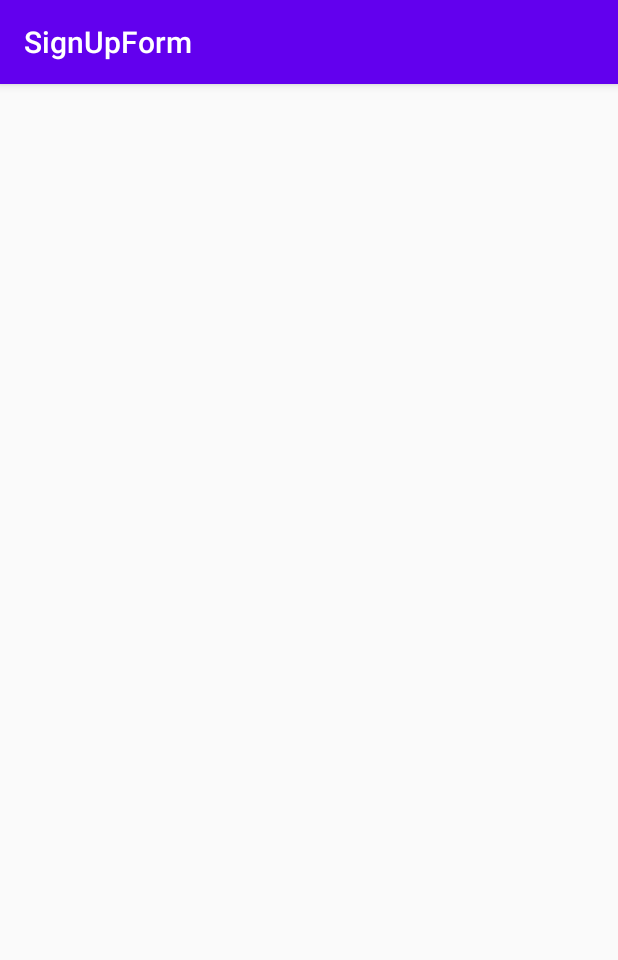
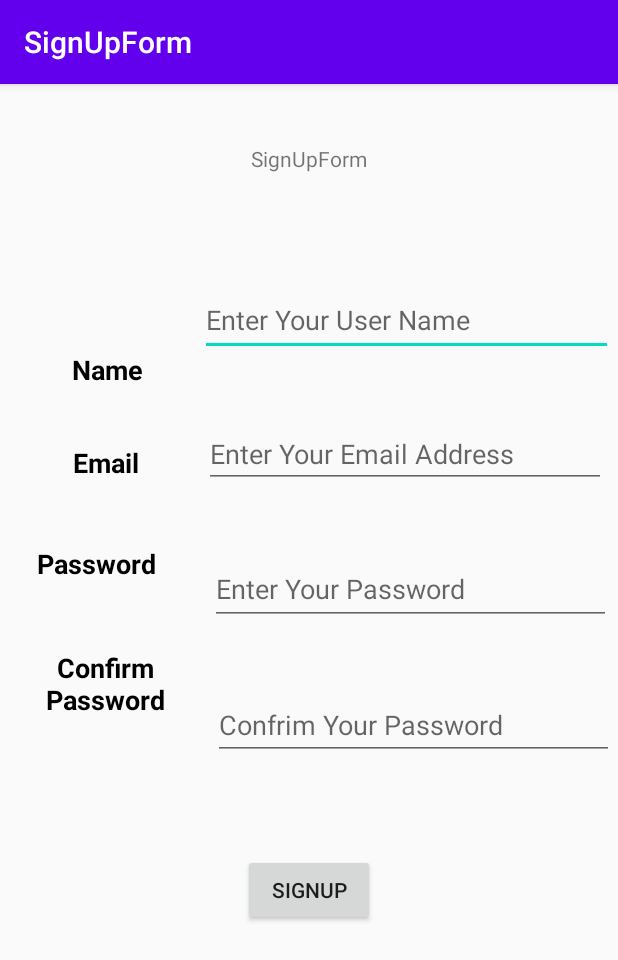
Before and after one commit to Minyi1113/SignUpForm, an Android app: the screen it shows after launch (MainActivity before the commit, FormActivity after it), on a phone screen of 412 x 824 dp. Shown: the top 960 px of the screen. Run offline under Robolectric (Android 15) with nearby library versions, the phone set to English and light mode, and no system bars.

Commit message:
complete display Toast

```diff
--- a/app/src/main/AndroidManifest.xml
+++ b/app/src/main/AndroidManifest.xml
@@ -9,7 +9,7 @@
         android:roundIcon="@mipmap/ic_launcher_round"
         android:supportsRtl="true"
         android:theme="@style/AppTheme">
-        <activity android:name=".MainActivity">
+        <activity android:name=".FormActivity">
             <intent-filter>
                 <action android:name="android.intent.action.MAIN" />
 
--- /dev/null
+++ b/app/src/main/java/edu/temple/signupform/FormActivity.java
@@ -0,0 +1,64 @@
+package edu.temple.signupform;
+
+import androidx.appcompat.app.AlertDialog;
+import androidx.appcompat.app.AppCompatActivity;
+
+import android.content.DialogInterface;
+import android.os.Bundle;
+import android.view.View;
+import android.widget.Button;
+import android.widget.EditText;
+import android.widget.TextView;
+import android.widget.Toast;
+
+public class FormActivity extends AppCompatActivity {
+
+    AlertDialog.Builder alertDialog;
+    Button SignUp;
+    EditText name,email,password, passwordConfirm;
+    TextView result;
+
+    @Override
+    protected void onCreate(Bundle savedInstanceState) {
+        super.onCreate(savedInstanceState);
+        setContentView(R.layout.formactivity);
+
+       // get all  fields using id
+        SignUp = (Button)findViewById(R.id.Button);
+        name = (EditText)findViewById(R.id.name);
+        email = (EditText)findViewById(R.id.email);
+        password = (EditText)findViewById(R.id.password);
+        passwordConfirm = (EditText) findViewById(R.id.passwordConfirm);
+
+        //creating alertbox for showing the username after successfull signup
+        alertDialog=new AlertDialog.Builder(FormActivity.this);
+
+        //checking the empty edittext
+        SignUp.setOnClickListener(new View.OnClickListener() {
+
+            @Override
+            public void onClick(View v) {
+
+                //check whether the fields are empty of not
+                if(name.getText().toString().isEmpty() || email.getText().toString().isEmpty() || password.getText().toString().isEmpty() || passwordConfirm.getText().toString().isEmpty()  )
+                {
+                    //if yes then toast will apear to show the fields are mandatory
+                    Toast.makeText(getApplicationContext(), "All Fields Are Mandatory !", Toast.LENGTH_SHORT).show();
+
+                }
+                else if(!password.getText().toString().equals(passwordConfirm.getText().toString()))
+                {
+                    //if password mismatch then this toast will apear
+                    Toast.makeText(getApplicationContext(), "Password Do not Match !", Toast.LENGTH_SHORT).show();
+
+                }
+                else
+                {
+                    //successfully showing the message in the form of alert
+                    Toast.makeText(getApplicationContext(), "Welcome, " + name.getText().toString() + ", to the SignUpForm App.", Toast.LENGTH_SHORT).show();
+                }
+            }
+        });
+
+    }
+}
--- a/app/src/main/java/edu/temple/signupform/MainActivity.java
+++ /dev/null
@@ -1,23 +0,0 @@
-package edu.temple.signupform;
-
-import androidx.appcompat.app.AlertDialog;
-import androidx.appcompat.app.AppCompatActivity;
-
-import android.os.Bundle;
-import android.widget.Button;
-import android.widget.EditText;
-
-public class MainActivity extends AppCompatActivity {
-
-    AlertDialog.Builder alertDialog;
-    Button signup;
-    EditText name,email,password, passwordConfirm;
-
-    @Override
-    protected void onCreate(Bundle savedInstanceState) {
-        super.onCreate(savedInstanceState);
-        setContentView(R.layout.formactivity);
-    }
-
-
-}
--- a/app/src/main/res/layout/formActivity.xml
+++ b/app/src/main/res/layout/formactivity.xml
@@ -4,7 +4,7 @@
     xmlns:tools="http://schemas.android.com/tools"
     android:layout_width="match_parent"
     android:layout_height="match_parent"
-    tools:context=".MainActivity">
+    tools:context=".FormActivity">
 
     <TextView
         android:id="@+id/FormActivity"
@@ -17,66 +17,74 @@
         app:layout_constraintTop_toTopOf="parent" />
 
     <EditText
-        android:id="@+id/editTextTextPersonName"
+        android:id="@+id/name"
         android:layout_width="275dp"
         android:layout_height="48dp"
         android:layout_marginTop="110dp"
         android:layout_marginEnd="1dp"
+        android:layout_marginBottom="10dp"
         android:ems="10"
-        android:inputType="number|textPersonName|textCapWords|textCapCharacters"
-        android:text="Enter Your User Name"
+        android:hint="Enter Your User Name"
+        android:inputType="textPersonName"
+        app:layout_constraintBottom_toTopOf="@+id/email"
         app:layout_constraintEnd_toEndOf="parent"
         app:layout_constraintHorizontal_bias="0.901"
         app:layout_constraintStart_toEndOf="@+id/textView2"
         app:layout_constraintTop_toTopOf="parent" />
 
     <EditText
-        android:id="@+id/editTextTextPassword"
+        android:id="@+id/password"
         android:layout_width="267dp"
         android:layout_height="48dp"
         android:layout_marginStart="25dp"
-        android:layout_marginTop="36dp"
+        android:layout_marginTop="10dp"
         android:layout_marginEnd="8dp"
+        android:layout_marginBottom="10dp"
         android:ems="10"
-        android:inputType="textVisiblePassword|textPassword|numberPassword|textCapWords|textWebPassword"
-        android:text="Enter Your Password"
+        android:hint="Enter Your Password"
+        android:inputType="textPassword"
+        app:layout_constraintBottom_toTopOf="@+id/passwordConfirm"
         app:layout_constraintEnd_toEndOf="parent"
         app:layout_constraintStart_toEndOf="@+id/textView4"
-        app:layout_constraintTop_toBottomOf="@+id/editTextTextEmailAddress" />
+        app:layout_constraintTop_toBottomOf="@+id/email" />
 
     <EditText
-        android:id="@+id/editTextTextEmailAddress"
+        android:id="@+id/email"
         android:layout_width="268dp"
         android:layout_height="44dp"
-        android:layout_marginTop="20dp"
+        android:layout_marginTop="10dp"
         android:layout_marginEnd="1dp"
+        android:layout_marginBottom="10dp"
         android:ems="10"
-        android:inputType="textWebEmailAddress|textEmailAddress"
-        android:text="Enter Your Email Address"
+        android:hint="Enter Your Email Address"
+        android:inputType="textEmailAddress"
+        app:layout_constraintBottom_toTopOf="@+id/password"
         app:layout_constraintEnd_toEndOf="parent"
         app:layout_constraintStart_toEndOf="@+id/textView3"
-        app:layout_constraintTop_toBottomOf="@+id/editTextTextPersonName" />
+        app:layout_constraintTop_toBottomOf="@+id/name" />
 
     <EditText
-        android:id="@+id/editTextTextPassword2"
+        android:id="@+id/passwordConfirm"
         android:layout_width="267dp"
         android:layout_height="46dp"
         android:layout_marginStart="11dp"
-        android:layout_marginTop="27dp"
+        android:layout_marginTop="10dp"
         android:layout_marginEnd="1dp"
+        android:layout_marginBottom="294dp"
         android:ems="10"
-        android:inputType="textVisiblePassword|textPassword|numberPassword|textCapWords|textCapCharacters|textWebPassword"
-        android:text="Confrim Your Password"
+        android:hint="Confrim Your Password"
+        android:inputType="textPassword"
+        app:layout_constraintBottom_toBottomOf="parent"
         app:layout_constraintEnd_toEndOf="parent"
         app:layout_constraintStart_toEndOf="@+id/textView5"
-        app:layout_constraintTop_toBottomOf="@+id/editTextTextPassword" />
+        app:layout_constraintTop_toBottomOf="@+id/password" />
 
     <TextView
         android:id="@+id/textView2"
         android:layout_width="79dp"
         android:layout_height="42dp"
         android:layout_marginStart="30dp"
-        android:layout_marginTop="120dp"
+        android:layout_marginTop="180dp"
         android:layout_marginEnd="20dp"
         android:layout_marginBottom="10dp"
         android:text="Name"
@@ -85,7 +93,7 @@
         android:textSize="18sp"
         android:textStyle="bold"
         app:layout_constraintBottom_toTopOf="@+id/textView3"
-        app:layout_constraintEnd_toStartOf="@+id/editTextTextPersonName"
+        app:layout_constraintEnd_toStartOf="@+id/name"
         app:layout_constraintStart_toStartOf="parent"
         app:layout_constraintTop_toTopOf="parent"
         app:layout_constraintVertical_bias="0.39" />
@@ -104,7 +112,7 @@
         android:textSize="18sp"
         android:textStyle="bold"
         app:layout_constraintBottom_toTopOf="@+id/textView4"
-        app:layout_constraintEnd_toStartOf="@+id/editTextTextEmailAddress"
+        app:layout_constraintEnd_toStartOf="@+id/email"
         app:layout_constraintStart_toStartOf="parent"
         app:layout_constraintTop_toBottomOf="@+id/textView2" />
 
@@ -113,7 +121,7 @@
         android:layout_width="90dp"
         android:layout_height="44dp"
         android:layout_marginStart="22dp"
-        android:layout_marginTop="5dp"
+        android:layout_marginTop="10dp"
         android:layout_marginEnd="5dp"
         android:layout_marginBottom="10dp"
         android:text="Password"
@@ -122,7 +130,7 @@
         android:textSize="18sp"
         android:textStyle="bold"
         app:layout_constraintBottom_toTopOf="@+id/textView5"
-        app:layout_constraintEnd_toStartOf="@+id/editTextTextPassword"
+        app:layout_constraintEnd_toStartOf="@+id/password"
         app:layout_constraintStart_toStartOf="parent"
         app:layout_constraintTop_toBottomOf="@+id/textView3" />
 
@@ -131,7 +139,7 @@
         android:layout_width="106dp"
         android:layout_height="42dp"
         android:layout_marginStart="16dp"
-        android:layout_marginTop="10dp"
+        android:layout_marginTop="15dp"
         android:layout_marginEnd="5dp"
         android:layout_marginBottom="352dp"
         android:text="Confirm Password"
@@ -140,8 +148,20 @@
         android:textSize="18sp"
         android:textStyle="bold"
         app:layout_constraintBottom_toBottomOf="parent"
-        app:layout_constraintEnd_toStartOf="@+id/editTextTextPassword2"
+        app:layout_constraintEnd_toStartOf="@+id/passwordConfirm"
         app:layout_constraintStart_toStartOf="parent"
         app:layout_constraintTop_toBottomOf="@+id/textView4" />
 
+    <Button
+        android:id="@+id/Button"
+        android:layout_width="wrap_content"
+        android:layout_height="wrap_content"
+        android:layout_marginTop="60dp"
+        android:layout_marginBottom="203dp"
+        android:text="SignUp"
+        app:layout_constraintBottom_toBottomOf="parent"
+        app:layout_constraintEnd_toEndOf="parent"
+        app:layout_constraintStart_toStartOf="parent"
+        app:layout_constraintTop_toBottomOf="@+id/passwordConfirm" />
+
 </androidx.constraintlayout.widget.ConstraintLayout>
```
